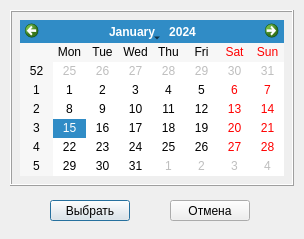
The window that calendarwindow.ui (yuriybobko/PCReport) describes before a commit, drawn with Qt 5.
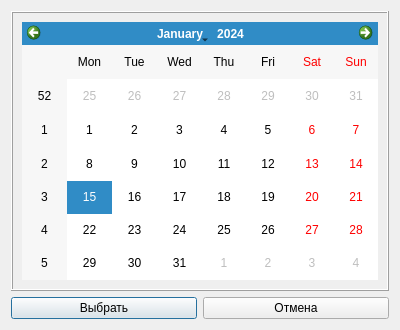
The same window after the commit.

```diff
--- a/calendarwindow.ui
+++ b/calendarwindow.ui
@@ -6,21 +6,21 @@
    <rect>
     <x>0</x>
     <y>0</y>
-    <width>304</width>
-    <height>239</height>
+    <width>400</width>
+    <height>330</height>
    </rect>
   </property>
   <property name="windowTitle">
    <string>Dialog</string>
   </property>
+  <layout class="QVBoxLayout" name="verticalLayout">
+   <item>
   <widget class="QFrame" name="FrameCalendar">
-   <property name="geometry">
-    <rect>
-     <x>10</x>
-     <y>10</y>
-     <width>284</width>
-     <height>176</height>
-    </rect>
+     <property name="sizePolicy">
+      <sizepolicy hsizetype="Expanding" vsizetype="Expanding">
+       <horstretch>0</horstretch>
+       <verstretch>0</verstretch>
+      </sizepolicy>
    </property>
    <property name="frameShape">
     <enum>QFrame::Box</enum>
@@ -28,43 +28,32 @@
    <property name="frameShadow">
     <enum>QFrame::Raised</enum>
    </property>
-   <widget class="QCalendarWidget" name="CalendarWidget">
-    <property name="geometry">
-     <rect>
-      <x>10</x>
-      <y>10</y>
-      <width>264</width>
-      <height>156</height>
-     </rect>
-    </property>
-   </widget>
-  </widget>
+     <layout class="QVBoxLayout" name="verticalLayout_2">
+      <item>
+       <widget class="QCalendarWidget" name="CalendarWidget"/>
+      </item>
+     </layout>
+    </widget>
+   </item>
+   <item>
+    <layout class="QHBoxLayout" name="horizontalLayout">
+     <item>
   <widget class="QPushButton" name="BtnSelectDate">
-   <property name="geometry">
-    <rect>
-     <x>50</x>
-     <y>200</y>
-     <width>80</width>
-     <height>21</height>
-    </rect>
-   </property>
    <property name="text">
     <string>Выбрать</string>
    </property>
   </widget>
+     </item>
+     <item>
   <widget class="QPushButton" name="BtnCancel">
-   <property name="geometry">
-    <rect>
-     <x>170</x>
-     <y>200</y>
-     <width>80</width>
-     <height>21</height>
-    </rect>
-   </property>
    <property name="text">
     <string>Отмена</string>
    </property>
   </widget>
+     </item>
+    </layout>
+   </item>
+  </layout>
  </widget>
  <resources/>
  <connections/>
```
Lines whose indentation alone changed are shown as unchanged.
